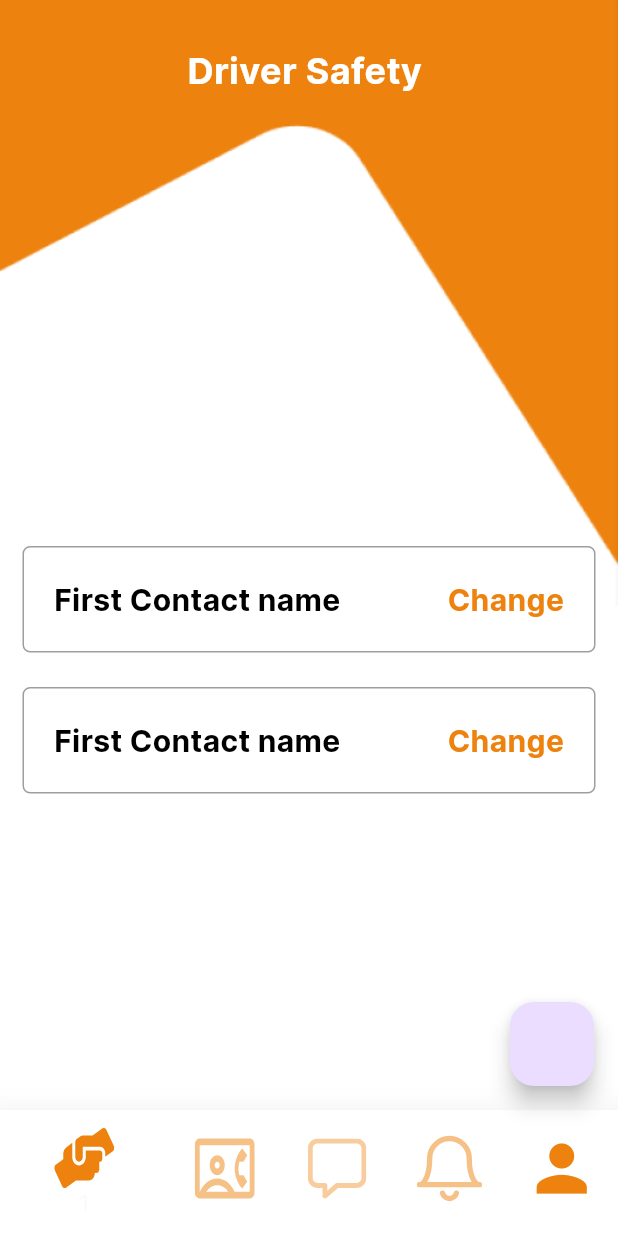
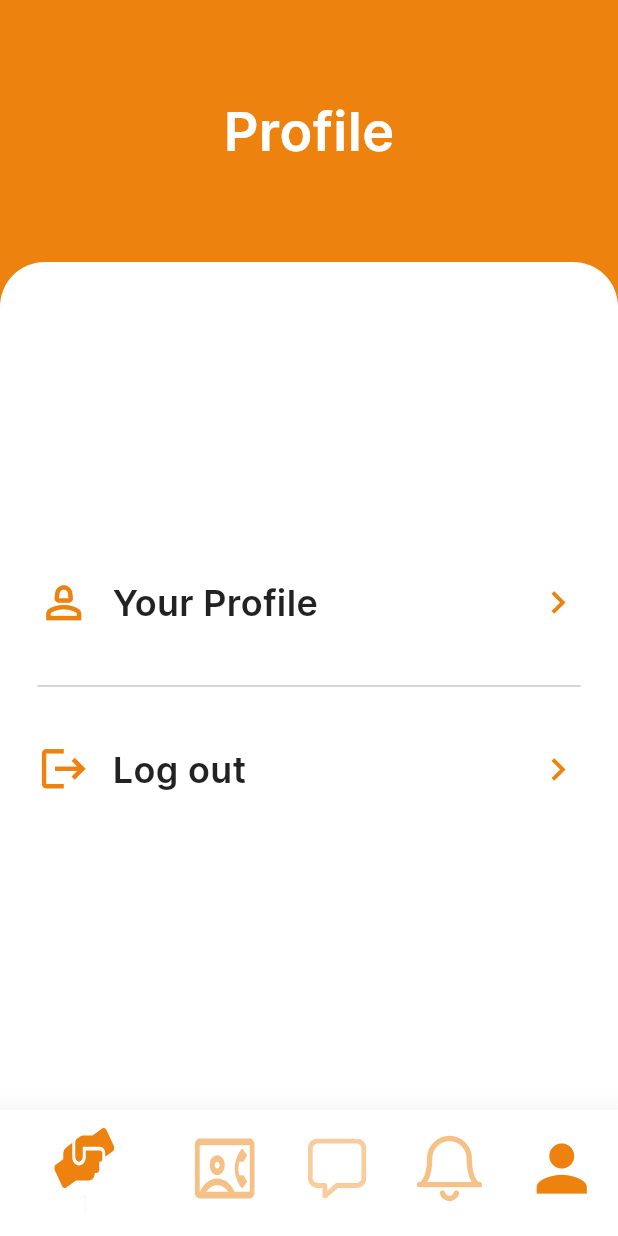
Before and after one commit to talaat97/Driver_Safety, a Flutter app: the screen it shows after launch, on a phone screen of 412 x 824 dp. Run offline on Flutter 3.47's test engine with Material 3 defaults, Android fonts, the phone set to English and light mode, and no system bars; our stand-ins replace cloud_firestore, dio, firebase_auth, firebase_core, flutter_svg, get and 4 more; accounts and stored records are empty.

Commit message:
add  profile

```diff
--- a/lib/core/app/app.dart
+++ b/lib/core/app/app.dart
@@ -2,6 +2,7 @@ import 'package:driver_safety/features/auth/presentation/views/sign_in_view.dart
 import 'package:driver_safety/features/home/presentation/view/concet_page.dart';
 import 'package:driver_safety/features/home/presentation/view/home_page_view.dart';
 import 'package:driver_safety/features/home/presentation/view/message_page.dart';
+import 'package:driver_safety/features/profile/presentation/views/profile_view.dart';
 import 'package:firebase_auth/firebase_auth.dart';
 import 'package:flutter/material.dart';
 import 'package:get/get.dart';
@@ -39,7 +40,8 @@ class _MyAppState extends State<MyApp> {
       theme: ThemeManager.light,
       title: ConstantsManager.appName,
       debugShowCheckedModeBanner: false,
-      home: const ContactPage(),
+      //home: const ContactPage(),
+      home: const ProfileView(),
     );
   }
 }
--- /dev/null
+++ b/lib/features/profile/presentation/views/profile_view.dart
@@ -0,0 +1,18 @@
+import 'package:driver_safety/core/shared_widgets/default_bottom_navigation_bar.dart';
+import 'package:driver_safety/features/profile/presentation/views/widgets/profile_view_builder.dart';
+import 'package:driver_safety/features/profile/presentation/views/widgets/profile_view_builder_body.dart';
+import 'package:flutter/material.dart';
+
+class ProfileView extends StatelessWidget {
+  const ProfileView({super.key});
+
+  @override
+  Widget build(BuildContext context) {
+    return const Scaffold(
+      body: ProfileViewBuilder(body: ProfileViewBuilderBody(),
+      title: 'Profile',
+      ),
+      bottomNavigationBar: HomeBottomNavigationBar(),
+    );
+  }
+}
--- /dev/null
+++ b/lib/features/profile/presentation/views/widgets/profile_view_builder.dart
@@ -0,0 +1,44 @@
+import 'package:driver_safety/core/resources_manager/color_manager.dart';
+import 'package:driver_safety/core/resources_manager/style_manager.dart';
+import 'package:flutter/cupertino.dart';
+import 'package:flutter/material.dart';
+import 'package:flutter/widgets.dart';
+
+class ProfileViewBuilder extends StatelessWidget {
+
+  const ProfileViewBuilder({super.key, required this.body, required this.title});
+  final Widget body;
+
+  final String title ;
+
+  @override
+  Widget build(BuildContext context) {
+    return Container(
+      width: double.infinity,
+      height: double.infinity,
+      color: ColorsManager.primary,
+      child: Column(
+        children:
+        [
+          Padding(
+            padding: EdgeInsets.symmetric(vertical: MediaQuery.of(context).size.height*0.075),
+            child: Text(title, style: TextStyleManager.textStyleSemiBold.copyWith(
+              color: ColorsManager.white,
+              fontSize: 36.0
+            ),),
+          ),
+          Expanded(
+            child: Container(
+              width: double.infinity,
+              decoration: const BoxDecoration(
+                color: ColorsManager.white,
+                borderRadius: BorderRadius.only(topLeft: Radius.circular(30.0), topRight:  Radius.circular(30.0))
+              ),
+              child: body,
+            ),
+          )
+        ],
+      ),
+    );
+  }
+}
--- /dev/null
+++ b/lib/features/profile/presentation/views/widgets/profile_view_builder_body.dart
@@ -0,0 +1,68 @@
+import 'package:driver_safety/core/resources_manager/style_manager.dart';
+import 'package:driver_safety/features/profile/presentation/views/your_profile_view.dart';
+import 'package:flutter/material.dart';
+import 'package:get/get.dart';
+
+class ProfileViewBuilderBody extends StatelessWidget {
+  const ProfileViewBuilderBody({super.key});
+
+  @override
+  Widget build(BuildContext context) {
+    return Column(
+      mainAxisAlignment: MainAxisAlignment.center,
+      crossAxisAlignment: CrossAxisAlignment.center,
+      children:
+      [
+        ProfileViewBuilderBodyBuilder(
+          icon: Icons.person_2_outlined,
+          title: 'Your Profile',
+          onTab: ()
+          {
+            Get.to(()=>const YourProfileView());
+          }
+        ),
+        const Padding(
+          padding: EdgeInsets.symmetric(vertical: 15.0, horizontal: 25.0),
+          child: Divider(),
+        ),
+        ProfileViewBuilderBodyBuilder(
+          icon: Icons.logout,
+          title: 'Log out',
+          onTab: (){}
+        ),
+      ],
+    );
+  }
+}
+
+class ProfileViewBuilderBodyBuilder extends StatelessWidget {
+  const ProfileViewBuilderBodyBuilder({super.key, required this.icon, required this.title, required this.onTab, });
+
+  final IconData icon;
+
+  final String title;
+
+  final void Function() onTab ;
+
+  @override
+  Widget build(BuildContext context) {
+    return Padding(
+      padding: const EdgeInsets.symmetric(vertical: 15.0, horizontal: 25.0),
+      child: InkWell(
+        onTap: onTab,
+        child: Row(
+          children:
+          [
+            Icon(icon, size: 35),
+            const SizedBox(width: 15,),
+            Text(title, style: TextStyleManager.textStyleSemiBold.copyWith(
+              fontSize: 24
+            ),),
+            const Spacer(),
+            const Icon(Icons.keyboard_arrow_right, size: 30,)
+          ],
+        ),
+      ),
+    );
+  }
+}
```
Also changed, not shown: lib/features/profile/presentation/views/widgets/your_profile_view_body.dart (added, +69 -0 lines), lib/features/profile/presentation/views/your_profile_view.dart (added, +17 -0 lines), lib/main.dart (+10 -4 lines).
